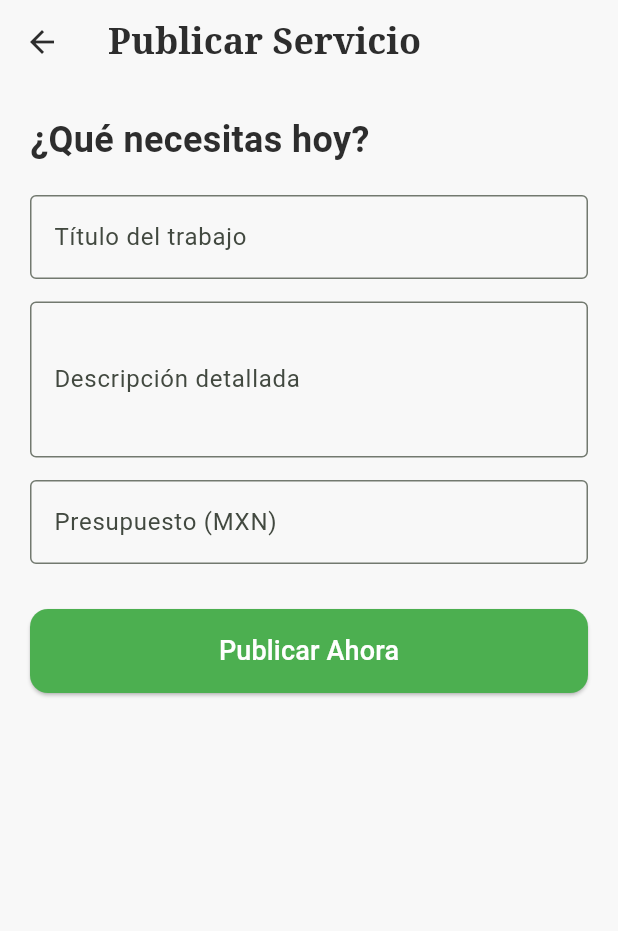
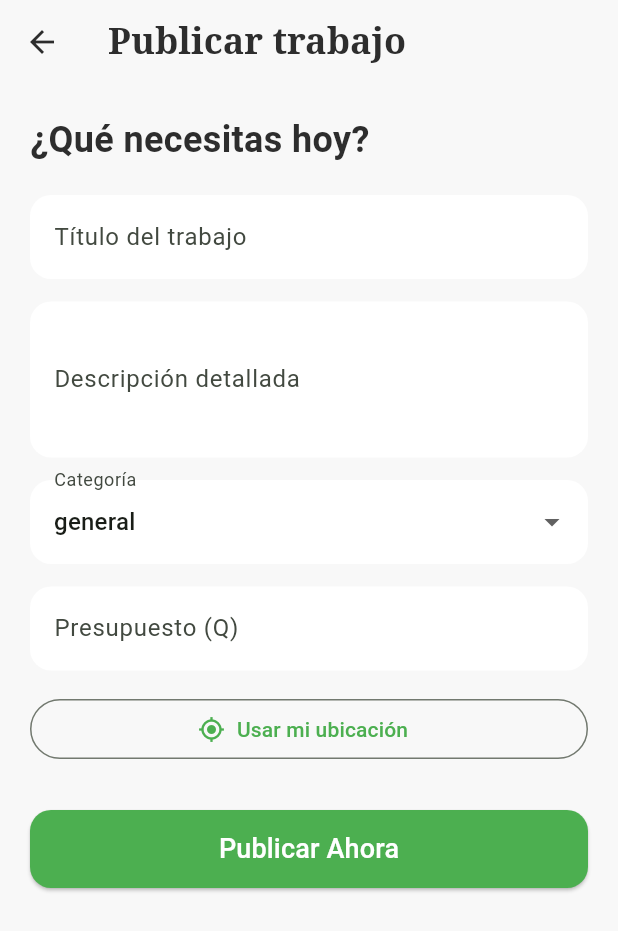
Before and after one commit to CarlosOrozco-1/paTodo, a Flutter app: the CreateServiceScreen screen opened directly, on a phone screen of 412 x 824 dp. Shown: the top 931 px of the screen. Run offline on Flutter 3.47's test engine with Material 3 defaults, Android fonts, the phone set to English and light mode, and no system bars; our stand-ins replace cloud_firestore, dio, firebase_auth, firebase_core, flutter_map, geolocator and 2 more; accounts and stored records are empty.

Commit message:
feat(mobile): bienvenida con roles + mapa trabajos cercanos + fix schema jobs

```diff
--- a/frontend-mobile/lib/main.dart
+++ b/frontend-mobile/lib/main.dart
@@ -6,6 +6,7 @@ import 'src/core/config/app_config.dart';
 import 'src/core/theme/app_theme.dart';
 import 'package:firebase_auth/firebase_auth.dart';
 import 'src/shared/widgets/main_scaffold.dart';
+import 'src/features/home/presentation/welcome_screen.dart';
 import 'src/features/services/presentation/create_service_screen.dart';
 import 'src/features/search/presentation/search_screen.dart';
 import 'src/features/activity/presentation/activity_screen.dart';
@@ -54,6 +55,7 @@ class PaTodoApp extends StatelessWidget {
       routes: {
         '/login': (_) => const LoginScreen(),
         '/register': (_) => const RegisterScreen(),
+        '/home': (_) => const MainScreen(),
       },
       home: StreamBuilder<User?>(
         stream: FirebaseAuth.instance.authStateChanges(),
@@ -62,7 +64,8 @@ class PaTodoApp extends StatelessWidget {
             return const Scaffold(body: Center(child: CircularProgressIndicator()));
           }
           if (snap.data == null) return const LoginScreen();
-          return const MainScreen();
+          // Bienvenida: el usuario elige qué hacer hoy (publicar o buscar).
+          return const WelcomeScreen();
         },
       ),
     );
--- a/frontend-mobile/lib/src/core/config/app_config.dart
+++ b/frontend-mobile/lib/src/core/config/app_config.dart
@@ -23,7 +23,7 @@ class AppConfig {
   /// Google → Configuración del SDK web.
   static const String googleWebClientId = String.fromEnvironment(
     'GOOGLE_WEB_CLIENT_ID',
-    defaultValue: '',
+    defaultValue: '377828600122-r6kc7b5surfos5ha27fbs4lb9ue7672t.apps.googleusercontent.com',
   );
 
   static String get baseUrl {
--- a/frontend-mobile/lib/src/features/services/domain/service_model.dart
+++ b/frontend-mobile/lib/src/features/services/domain/service_model.dart
@@ -1,14 +1,22 @@
 import 'package:cloud_firestore/cloud_firestore.dart';
 
+/// Modelo de trabajo alineado con spec/schemas/job.json.
+/// Campos que exige el schema: clientId, details{title,description,categoryId},
+/// location{geopoint,geohash,address}, pricing{proposedPrice,currency},
+/// status ('pending' al crear) y timestamps.
 class ServiceJob {
   final String? id;
   final String clientId;
   final String? workerId;
   final String title;
   final String description;
+  final String categoryId;
   final String status;
-  final double price;
+  final double proposedPrice;
+  final String currency;
   final GeoPoint location;
+  final String geohash;
+  final String address;
   final DateTime createdAt;
   final DateTime updatedAt;
 
@@ -18,13 +26,18 @@ class ServiceJob {
     this.workerId,
     required this.title,
     required this.description,
+    this.categoryId = 'general',
     this.status = 'pending',
-    required this.price,
-    required this.location,
+    required this.proposedPrice,
+    this.currency = 'GTQ',
+    this.location = const GeoPoint(14.6349, -90.5069),
+    this.geohash = '',
+    this.address = '',
     required this.createdAt,
     required this.updatedAt,
   });
 
+  /// Mapa plano para Firestore: location dentro del objeto location.
   Map<String, dynamic> toMap() {
     return {
       'clientId': clientId,
@@ -32,15 +45,18 @@ class ServiceJob {
       'details': {
         'title': title,
         'description': description,
+        'categoryId': categoryId,
       },
       'status': status,
       'pricing': {
-        'price': price,
-        'currency': 'MXN',
+        'proposedPrice': proposedPrice,
+        'currency': currency,
+        'priceType': 'negotiable',
       },
       'location': {
         'geopoint': location,
-        'address': 'Current Location', // Placeholder
+        'geohash': geohash,
+        'address': address,
       },
       'createdAt': FieldValue.serverTimestamp(),
       'updatedAt': FieldValue.serverTimestamp(),
@@ -48,15 +64,21 @@ class ServiceJob {
   }
 
   factory ServiceJob.fromMap(Map<String, dynamic> map, String id) {
+    final pricing = (map['pricing'] as Map<String, dynamic>?) ?? {};
+    final loc = (map['location'] as Map<String, dynamic>?) ?? {};
     return ServiceJob(
       id: id,
       clientId: map['clientId'] ?? '',
       workerId: map['workerId'],
       title: map['details']?['title'] ?? '',
       description: map['details']?['description'] ?? '',
+      categoryId: map['details']?['categoryId'] ?? 'general',
       status: map['status'] ?? 'pending',
-      price: (map['pricing']?['price'] ?? 0.0).toDouble(),
-      location: map['location']?['geopoint'] as GeoPoint? ?? const GeoPoint(0, 0),
+      proposedPrice: (pricing['proposedPrice'] ?? 0.0).toDouble(),
+      currency: pricing['currency'] ?? 'GTQ',
+      location: loc['geopoint'] as GeoPoint? ?? const GeoPoint(14.6349, -90.5069),
+      geohash: loc['geohash'] ?? '',
+      address: loc['address'] ?? '',
       createdAt: (map['createdAt'] as Timestamp?)?.toDate() ?? DateTime.now(),
       updatedAt: (map['updatedAt'] as Timestamp?)?.toDate() ?? DateTime.now(),
     );
--- a/frontend-mobile/lib/src/features/services/presentation/create_service_screen.dart
+++ b/frontend-mobile/lib/src/features/services/presentation/create_service_screen.dart
@@ -1,4 +1,7 @@
+import 'package:cloud_firestore/cloud_firestore.dart';
 import 'package:flutter/material.dart';
+import 'package:geolocator/geolocator.dart';
+
 import '../../../core/theme/app_theme.dart';
 import '../data/firebase_service.dart';
 
@@ -15,17 +18,70 @@ class _CreateServiceScreenState extends State<CreateServiceScreen> {
   final _descController = TextEditingController();
   final _priceController = TextEditingController();
   final _service = FirebaseService();
+
+  String _category = 'general';
   bool _isLoading = false;
+  GeoPoint? _location;
+  String _address = '';
+  List<String> _categories = ['general'];
+
+  @override
+  void initState() {
+    super.initState();
+    _loadCategories();
+  }
+
+  Future<void> _loadCategories() async {
+    try {
+      final snap = await FirebaseFirestore.instance.collection('categories').get();
+      final names = snap.docs.map((d) => d.id).toList();
+      if (names.isNotEmpty && mounted) {
+        setState(() {
+          _categories = ['general', ...names];
+          _category = names.contains('general') ? 'general' : names.first;
+        });
+      }
+    } catch (_) {
+      // Usa el fallback ['general'] si el catálogo no está disponible.
+    }
+  }
+
+  Future<void> _pickLocation() async {
+    try {
+      final pos = await Geolocator.getCurrentPosition();
+      if (!mounted) return;
+      setState(() {
+        _location = GeoPoint(pos.latitude, pos.longitude);
+        _address =
+            '${pos.latitude.toStringAsFixed(5)}, ${pos.longitude.toStringAsFixed(5)}';
+      });
+    } catch (_) {
+      if (mounted) {
+        ScaffoldMessenger.of(context).showSnackBar(
+          const SnackBar(content: Text('No pudimos obtener tu ubicación.')),
+        );
+      }
+    }
+  }
 
   Future<void> _submit() async {
     if (!_formKey.currentState!.validate()) return;
+    if (_location == null) {
+      ScaffoldMessenger.of(context).showSnackBar(
+        const SnackBar(content: Text('Pulsa "Usar mi ubicación" antes de publicar.')),
+      );
+      return;
+    }
 
     setState(() => _isLoading = true);
     try {
       await _service.createJob(
-        _titleController.text,
-        _descController.text,
-        double.parse(_priceController.text),
+        title: _titleController.text,
+        description: _descController.text,
+        price: double.parse(_priceController.text),
+        categoryId: _category,
+        location: _location!,
+        address: _address,
       );
       if (mounted) {
         ScaffoldMessenger.of(context).showSnackBar(
@@ -34,9 +90,10 @@ class _CreateServiceScreenState extends State<CreateServiceScreen> {
         Navigator.pop(context);
       }
     } catch (e) {
+      debugPrint('CREATE_JOB_ERROR: $e');
       if (mounted) {
         ScaffoldMessenger.of(context).showSnackBar(
-          SnackBar(content: Text('Error: ${e.toString()}')),
+          SnackBar(content: Text('No pudimos publicar el trabajo. Inténtalo de nuevo.')),
         );
       }
     } finally {
@@ -44,62 +101,77 @@ class _CreateServiceScreenState extends State<CreateServiceScreen> {
     }
   }
 
+  InputDecoration _dec(String label, {Widget? suffix}) => InputDecoration(
+        labelText: label,
+        filled: true,
+        fillColor: Colors.white,
+        border: OutlineInputBorder(borderRadius: BorderRadius.circular(14), borderSide: BorderSide.none),
+        suffixIcon: suffix,
+      );
+
   @override
   Widget build(BuildContext context) {
     return Scaffold(
-      appBar: AppBar(title: const Text('Publicar Servicio')),
+      appBar: AppBar(title: const Text('Publicar trabajo')),
       body: Padding(
         padding: const EdgeInsets.all(20),
         child: Form(
           key: _formKey,
           child: ListView(
             children: [
-              const Text(
-                '¿Qué necesitas hoy?',
-                style: TextStyle(fontSize: 24, fontWeight: FontWeight.bold),
-              ),
+              const Text('¿Qué necesitas hoy?',
+                  style: TextStyle(fontSize: 24, fontWeight: FontWeight.bold)),
               const SizedBox(height: 20),
               TextFormField(
                 controller: _titleController,
-                decoration: const InputDecoration(
-                  labelText: 'Título del trabajo',
-                  border: OutlineInputBorder(),
-                ),
+                decoration: _dec('Título del trabajo'),
                 validator: (v) => v!.isEmpty ? 'Requerido' : null,
               ),
               const SizedBox(height: 15),
               TextFormField(
                 controller: _descController,
                 maxLines: 3,
-                decoration: const InputDecoration(
-                  labelText: 'Descripción detallada',
-                  border: OutlineInputBorder(),
+                decoration: _dec('Descripción detallada'),
+                validator: (v) => v!.isEmpty ? 'Requerido' : null,
               ),
-                validator: (v) => v!.isEmpty ? 'Requerido' : null,
+              const SizedBox(height: 15),
+              DropdownButtonFormField<String>(
+                initialValue: _category,
+                decoration: _dec('Categoría'),
+                items: _categories
+                    .map((c) => DropdownMenuItem(value: c, child: Text(c)))
+                    .toList(),
+                onChanged: (v) => setState(() => _category = v ?? 'general'),
               ),
               const SizedBox(height: 15),
               TextFormField(
                 controller: _priceController,
                 keyboardType: TextInputType.number,
-                decoration: const InputDecoration(
-                  labelText: 'Presupuesto (MXN)',
-                  border: OutlineInputBorder(),
-                  prefixText: '\$ ',
-                ),
+                decoration: _dec('Presupuesto (Q)'),
                 validator: (v) => double.tryParse(v!) == null ? 'Número inválido' : null,
               ),
+              const SizedBox(height: 15),
+              OutlinedButton.icon(
+                onPressed: _pickLocation,
+                icon: const Icon(Icons.my_location, color: AppTheme.primaryGreen),
+                label: Text(_location == null
+                    ? 'Usar mi ubicación'
+                    : 'Ubicación: $_address'),
+              ),
               const SizedBox(height: 30),
-              ElevatedButton(
+              SizedBox(
+                height: 52,
+                child: ElevatedButton(
                   onPressed: _isLoading ? null : _submit,
                   style: ElevatedButton.styleFrom(
                     backgroundColor: AppTheme.primaryGreen,
                     foregroundColor: Colors.white,
-                  padding: const EdgeInsets.symmetric(vertical: 15),
-                  shape: RoundedRectangleBorder(borderRadius: BorderRadius.circular(12)),
+                    shape: RoundedRectangleBorder(borderRadius: BorderRadius.circular(14)),
                   ),
                   child: _isLoading
                       ? const CircularProgressIndicator(color: Colors.white)
                       : const Text('Publicar Ahora', style: TextStyle(fontSize: 18)),
+                ),
               ),
             ],
           ),
--- a/frontend-mobile/pubspec.yaml
+++ b/frontend-mobile/pubspec.yaml
@@ -17,6 +17,9 @@ dependencies:
   cloud_firestore: ^6.0.0
   flutter_secure_storage: ^10.3.3
   google_sign_in: ^7.2.0
+  geolocator: ^14.0.3
+  flutter_map: ^8.3.2
+  latlong2: ^0.10.1
 
 dev_dependencies:
   flutter_test:
```
Also changed, not shown: firestore.indexes.json (+8 -0 lines), frontend-mobile/lib/src/core/utils/geohash_util.dart (added, +44 -0 lines), frontend-mobile/lib/src/features/auth/presentation/register_screen.dart (+6 -8 lines), frontend-mobile/lib/src/features/home/presentation/welcome_screen.dart (added, +172 -0 lines), frontend-mobile/lib/src/features/search/presentation/nearby_map_screen.dart (added, +210 -0 lines), frontend-mobile/lib/src/features/services/data/firebase_service.dart (+46 -20 lines), frontend-mobile/pubspec.lock, 1 other file. Lines whose indentation alone changed are shown as unchanged.
